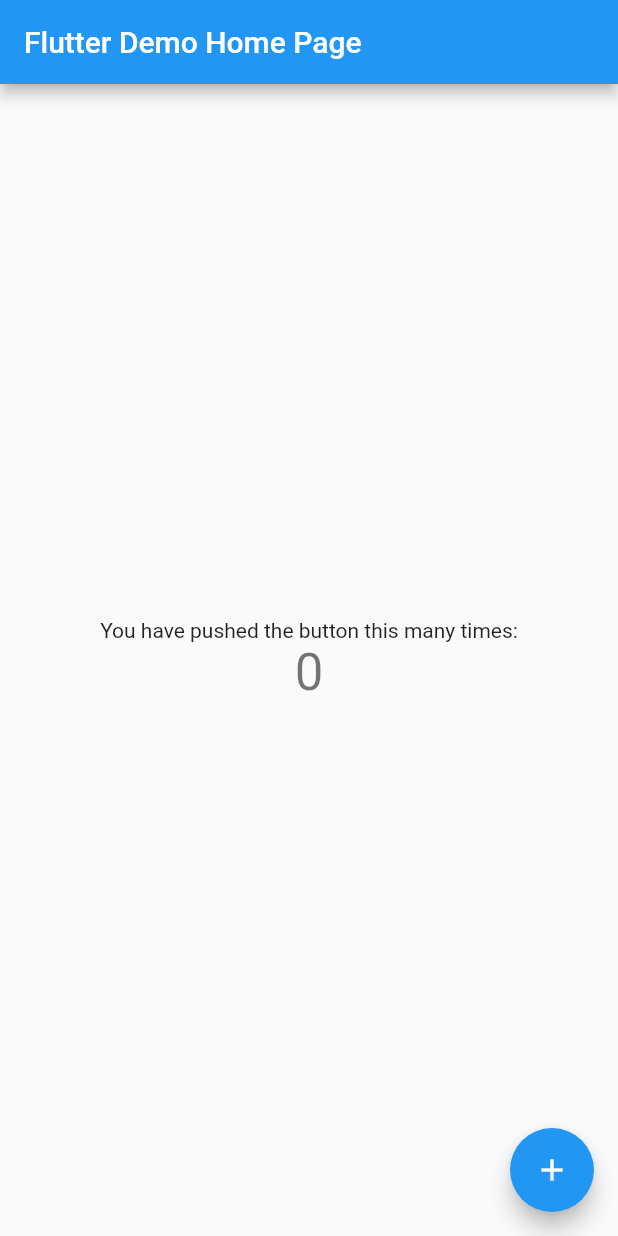
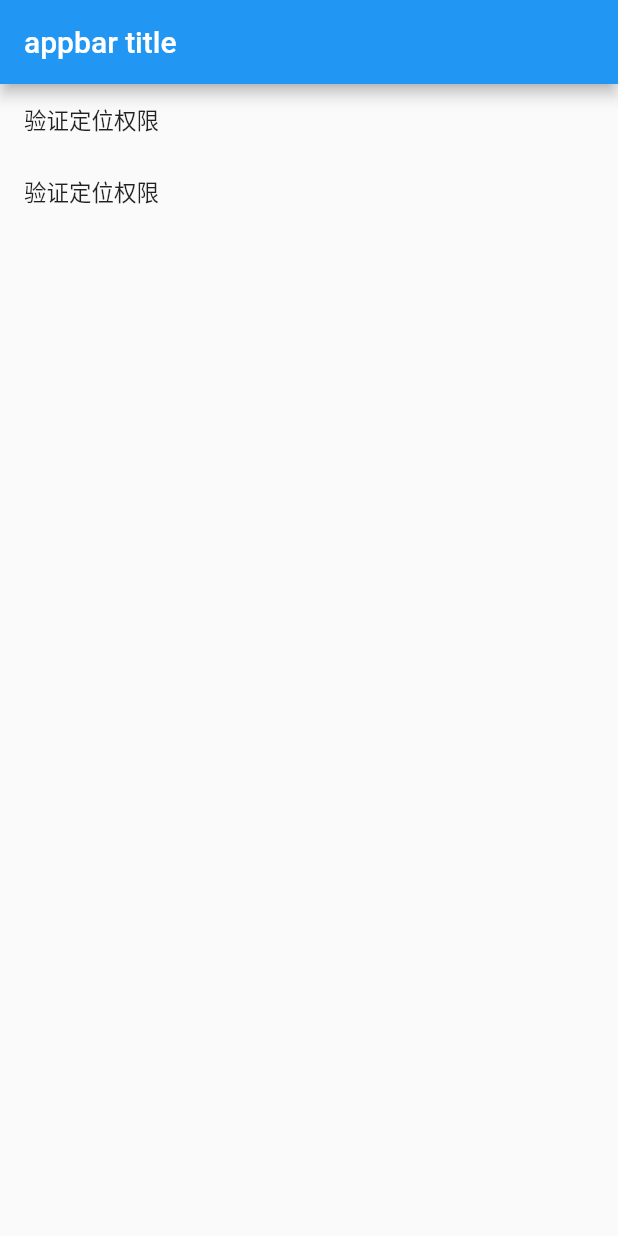
Before and after one commit to conghaonet/weather, a Flutter app: the screen it shows after launch, on a phone screen of 412 x 824 dp. Run offline on Flutter 3.47's test engine with Material 2 defaults, Android fonts, the phone set to English and light mode, and no system bars; our stand-ins replace fluttertoast, permission_handler, stack_trace.

```diff
--- /dev/null
+++ b/lib/app_home.dart
@@ -0,0 +1,104 @@
+import 'package:flutter/material.dart';
+import 'package:flutter/services.dart';
+import 'package:flutter_localizations/flutter_localizations.dart';
+import 'package:permission_handler/permission_handler.dart';
+
+import 'translations.dart';
+import 'application.dart';
+import 'strings.dart';
+import 'utils/permission_util.dart';
+import 'utils/snack_bar_util.dart';
+
+class WeatherApp extends StatefulWidget {
+  @override
+  _MyAppState createState() => _MyAppState();
+}
+
+class _MyAppState extends State<WeatherApp> {
+  SpecificLocalizationDelegate _localeOverrideDelegate;
+
+  @override
+  void initState() {
+    super.initState();
+    _localeOverrideDelegate = new SpecificLocalizationDelegate(null);
+    myApplication.onLocaleChanged = onLocaleChange;
+  }
+
+  /// 改函数赋值给[MyApplication.onLocaleChanged], 在切换系统语言时，通过该方法实现app的国际化语言切换。
+  /// 类似于Android中的点击事件的监听回调实现方式。
+  onLocaleChange(Locale locale) {
+    setState(() {
+      _localeOverrideDelegate = new SpecificLocalizationDelegate(locale);
+    });
+  }
+
+  @override
+  Widget build(BuildContext context) {
+    return MaterialApp(
+      localizationsDelegates: [
+        _localeOverrideDelegate,
+        const TranslationsDelegate(), //指向自定义个人库来处理翻译
+        GlobalMaterialLocalizations
+            .delegate, //为Material Components库提供本地化字符串和其他值
+        GlobalWidgetsLocalizations.delegate, //为窗口小部件库定义从左到右或从右到左的默认文本方向
+      ],
+      //支持的语言列表
+      supportedLocales: myApplication.supportedLocales(),
+
+      title: 'Weather',
+      onGenerateTitle: (context) {
+        return Translations.of(context).getString(Strings.appName);
+      },
+      home: HomePage(),
+    );
+  }
+}
+
+class HomePage extends StatefulWidget {
+  @override
+  HomePageState createState() {
+    return HomePageState();
+  }
+}
+
+class HomePageState extends State<HomePage> {
+  //声明一个调用对象，需要把kotlin中注册的ChannelName传入构造函数
+  static const _location = const MethodChannel('app2m.com/location');
+  @override
+  void initState() {
+    super.initState();
+  }
+
+  @override
+  Widget build(BuildContext context) {
+    return Scaffold(
+      appBar: AppBar(
+        title: Text('appbar title'),
+      ),
+      body: Builder(
+        builder: (BuildContext context) {
+          return Wrap(
+            direction: Axis.vertical,
+            children: <Widget>[
+              MaterialButton(
+                onPressed: () {
+                  String prompt = Translations.of(context).getString(Strings.permissionPromptLocation);
+                  SnackBarAction action = AppSnackBarAction.getDefaultPermissionAction(context);
+                  PermissionUtil.requestPermissions(context, [PermissionGroup.location], prompt, action: action);
+                },
+                child: Text('验证定位权限'),
+              ),
+              MaterialButton(
+                onPressed: () {
+                  String prompt = Translations.of(context).getString(Strings.permissionPromptLocation);
+                  PermissionUtil.requestPermissions(context, [PermissionGroup.location], prompt, showPrompt: true);
+                },
+                child: Text('验证定位权限'),
+              ),
+            ],
+          );
+        },
+      ),
+    );
+  }
+}
--- /dev/null
+++ b/lib/application.dart
@@ -0,0 +1,30 @@
+import 'package:flutter/material.dart';
+
+typedef void LocaleChangeCallback(Locale locale);
+
+/// Dart中实现单例模式的标准做法就是使用static变量+工厂构造函数的方式，
+/// 这样就可以保证new EventBus()始终返回都是同一个实例，读者应该理解并掌握这种方法。
+class MyApplication {
+  /// 支持的语言列表
+  final List<String> supportedLanguages = ['zh'];
+
+  ///将支持的语言列表[supportedLanguages]转为Locale列表
+  Iterable<Locale> supportedLocales() => supportedLanguages.map<Locale>((lang) => Locale(lang, ''));
+
+  /// 在更改系统语言时的回调函数
+  LocaleChangeCallback onLocaleChanged;
+
+  /// 保存单例
+  static final MyApplication _myApplication = MyApplication._internal();
+
+  /// 工厂构造函数
+  factory MyApplication() {
+    return _myApplication;
+  }
+
+  /// 私有构造函数
+  MyApplication._internal();
+}
+
+/// 自我初始化的类。每次将其导入时，将返回该类的同一实例
+final MyApplication myApplication = MyApplication();
--- a/lib/main.dart
+++ b/lib/main.dart
@@ -1,99 +1,11 @@
 import 'package:flutter/material.dart';
-import 'package:flutter/services.dart';
+import 'package:stack_trace/stack_trace.dart';
+
+import 'app_home.dart';
 
 void main() {
-  runApp(MyApp());
+  //格式化堆栈信息
+  Chain.capture(() {
+    runApp(WeatherApp());
+  });
 }
-
-class MyApp extends StatelessWidget {
-  // This widget is the root of your application.
-  @override
-  Widget build(BuildContext context) {
-    return MaterialApp(
-      title: 'Flutter Demo',
-      theme: ThemeData(
-        primarySwatch: Colors.blue,
-      ),
-      home: MyHomePage(title: 'Flutter Demo Home Page'),
-    );
-  }
-}
-
-class MyHomePage extends StatefulWidget {
-  MyHomePage({Key key, this.title}) : super(key: key);
-  final String title;
-
-  @override
-  _MyHomePageState createState() => _MyHomePageState();
-}
-
-class _MyHomePageState extends State<MyHomePage> {
-  //声明一个调用对象，需要把kotlin中注册的ChannelName传入构造函数
-  static const _toast = const MethodChannel('app2m.com/toast');
-  static const _platform = const MethodChannel('app2m.com/platform');
-  static const _location = const MethodChannel('app2m.com/location');
-  var _result = '';
-  int _counter = 0;
-
-  @override
-  void initState() {
-    super.initState();
-    _initLocation();
-  }
-
-  @override
-  void dispose() {
-    //注意这里关闭定位服务
-    _location.invokeMethod('stopLocation');
-    super.dispose();
-  }
-
-  //初始化定位监听
-  void _initLocation() async {
-//    await _amapLocation.init();
-  }
-
-  void _getLocation() async {
-    try{
-      String _city = await _location.invokeMethod('getLocation');
-      _toast.invokeMethod('showShortToast', { 'message': _city}); //调用相应方法，并传入相关参数。
-    } on PlatformException catch(e, s) {
-      print("catch stack====>"+s.toString());
-      _toast.invokeMethod('showShortToast', { 'message': e.toString()}); //调用相应方法，并传入相关参数。
-    }
-  }
-  void _incrementCounter() async {
-    _getLocation();
-    setState(() {
-      _counter++;
-    });
-  }
-
-  @override
-  Widget build(BuildContext context) {
-    return Scaffold(
-      appBar: AppBar(
-        title: Text(widget.title),
-      ),
-      body: Center(
-        child: Column(
-          mainAxisAlignment: MainAxisAlignment.center,
-          children: <Widget>[
-            Text(
-              'You have pushed the button this many times:',
-            ),
-            Text(
-              '$_counter',
-              style: Theme.of(context).textTheme.display1,
-            ),
-          ],
-        ),
-      ),
-      floatingActionButton: FloatingActionButton(
-        onPressed: _incrementCounter,
-        tooltip: 'Increment',
-        child: Icon(Icons.add),
-      ),
-    );
-  }
-}
--- /dev/null
+++ b/lib/strings.dart
@@ -0,0 +1,10 @@
+class Strings {
+  static const String appName = 'app_name';
+  static const String appSubName = 'app_title';
+  static const String city = 'city';
+  static const String location = 'location';
+  static const String startGame = 'start_game';
+  static const String permissionGotoSettings = 'permission_goto_settings';
+  static const String permissionPromptLocation = 'permission_prompt_location';
+
+}
--- /dev/null
+++ b/lib/translations.dart
@@ -0,0 +1,73 @@
+import 'package:flutter/material.dart';
+import 'package:flutter/services.dart' show rootBundle;
+import 'dart:convert';
+
+import 'application.dart';
+
+/// 自定义的Translations类
+class Translations {
+  Locale locale;
+  static Map<dynamic, dynamic> _localizedValues;
+
+  Translations(Locale locale) {
+    this.locale = locale;
+    Translations._localizedValues = null;
+  }
+
+  static Translations of(BuildContext context) {
+    return Localizations.of<Translations>(context, Translations);
+  }
+
+  static Future<Translations> load(Locale locale) async {
+    Translations translations = Translations(locale);
+    String jsonContent = await rootBundle.loadString("locale/i18n_${locale.languageCode}.json");
+    Translations._localizedValues = json.decode(jsonContent);
+    return translations;
+  }
+
+  String getString(String key) {
+    if(Translations._localizedValues == null) {
+      return 'Translations._localizedValues is null, ** $key not found';
+    } else {
+      return Translations._localizedValues[key] ?? '** $key not found';
+    }
+  }
+
+  String get currentLanguage => this.locale.languageCode;
+
+}
+
+class TranslationsDelegate extends LocalizationsDelegate<Translations> {
+  const TranslationsDelegate();
+
+  @override
+  bool isSupported(Locale locale) {
+    return myApplication.supportedLanguages.contains(locale.languageCode);
+  }
+
+  @override
+  Future<Translations> load(Locale locale) {
+    return Translations.load(locale);
+  }
+
+  @override
+  bool shouldReload(LocalizationsDelegate<Translations> old) {
+    return false;
+  }
+}
+
+class SpecificLocalizationDelegate extends LocalizationsDelegate<Translations> {
+  final Locale overriddenLocale;
+
+  const SpecificLocalizationDelegate(this.overriddenLocale);
+
+  @override
+  bool isSupported(Locale locale) => overriddenLocale != null;
+
+  @override
+  Future<Translations> load(Locale locale) => Translations.load(this.overriddenLocale);
+
+  @override
+  bool shouldReload(LocalizationsDelegate<Translations> old) => true;
+
+}
--- /dev/null
+++ b/locale/i18n_zh.json
@@ -0,0 +1,9 @@
+{
+  "app_name": "天气预报",
+  "app_title": "天气预报",
+  "location": "定位",
+  "city": "城市",
+  "start_game": "开始",
+  "permission_goto_settings": "设置",
+  "permission_prompt_location": "需要定位权限，以提高用户体验"
+}
```
Also changed, not shown: lib/main_old.dart (added, +100 -0 lines), lib/utils/permission_util.dart (added, +32 -0 lines), lib/utils/snack_bar_util.dart (added, +17 -0 lines), lib/utils/util.dart (added, +27 -0 lines), locale/i18n_en.json (added, +7 -0 lines), pubspec.yaml (+12 -2 lines), lib/app_const.dart (added), pubspec.lock, 5 other files.
